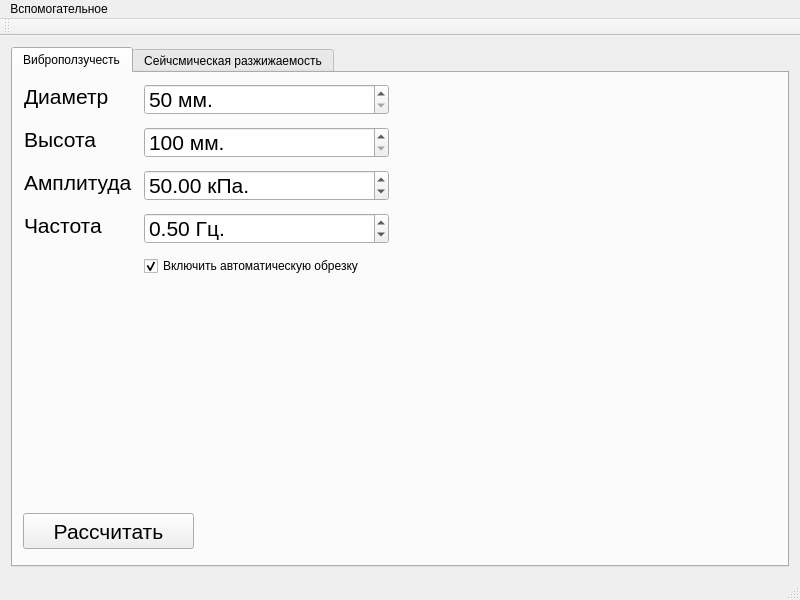
Above: mainwindow.ui from geodryaev/LigaVibroLab before the change. Below: the same form after it.
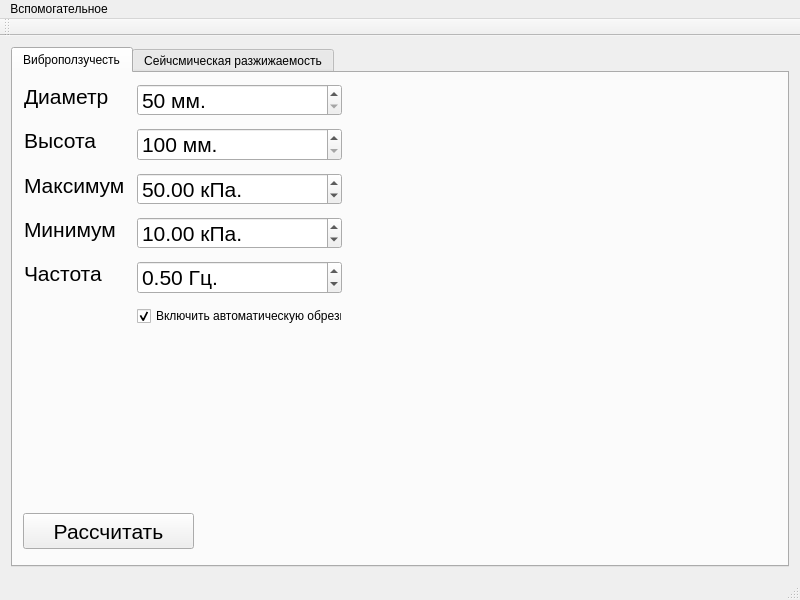
That is the form after the change. The open tabs and pages were chosen to show the change. Icons and pictures are not drawn.

The edit to the form file:
```diff
--- a/mainwindow.ui
+++ b/mainwindow.ui
@@ -57,8 +57,8 @@
          <rect>
           <x>0</x>
           <y>0</y>
-          <width>387</width>
-          <height>214</height>
+          <width>340</width>
+          <height>264</height>
          </rect>
         </property>
         <layout class="QFormLayout" name="formLayout">
@@ -166,20 +166,7 @@
             </font>
            </property>
            <property name="text">
-            <string>Амплитуда</string>
-           </property>
-          </widget>
-         </item>
-         <item row="4" column="1">
-          <widget class="QCheckBox" name="checkBox">
-           <property name="text">
-            <string>Включить автоматическую обрезку</string>
-           </property>
-           <property name="checked">
-            <bool>true</bool>
-           </property>
-           <property name="tristate">
-            <bool>false</bool>
+            <string>Максимум</string>
            </property>
           </widget>
          </item>
@@ -202,7 +189,7 @@
           </widget>
          </item>
          <item row="3" column="0">
-          <widget class="QLabel" name="label_8">
+          <widget class="QLabel" name="label_14">
            <property name="sizePolicy">
             <sizepolicy hsizetype="Fixed" vsizetype="Fixed">
              <horstretch>0</horstretch>
@@ -215,11 +202,29 @@
             </font>
            </property>
            <property name="text">
-            <string>Частота</string>
+            <string>Минимум</string>
            </property>
           </widget>
          </item>
          <item row="3" column="1">
+          <widget class="QDoubleSpinBox" name="minAmpl">
+           <property name="font">
+            <font>
+             <pointsize>16</pointsize>
+            </font>
+           </property>
+           <property name="suffix">
+            <string> кПа.</string>
+           </property>
+           <property name="maximum">
+            <double>1000.000000000000000</double>
+           </property>
+           <property name="value">
+            <double>10.000000000000000</double>
+           </property>
+          </widget>
+         </item>
+         <item row="4" column="1">
           <widget class="QDoubleSpinBox" name="frquency">
            <property name="font">
             <font>
@@ -240,6 +245,37 @@
            </property>
           </widget>
          </item>
+         <item row="4" column="0">
+          <widget class="QLabel" name="label_8">
+           <property name="sizePolicy">
+            <sizepolicy hsizetype="Fixed" vsizetype="Fixed">
+             <horstretch>0</horstretch>
+             <verstretch>0</verstretch>
+            </sizepolicy>
+           </property>
+           <property name="font">
+            <font>
+             <pointsize>16</pointsize>
+            </font>
+           </property>
+           <property name="text">
+            <string>Частота</string>
+           </property>
+          </widget>
+         </item>
+         <item row="5" column="1">
+          <widget class="QCheckBox" name="checkBox">
+           <property name="text">
+            <string>Включить автоматическую обрезку</string>
+           </property>
+           <property name="checked">
+            <bool>true</bool>
+           </property>
+           <property name="tristate">
+            <bool>false</bool>
+           </property>
+          </widget>
+         </item>
         </layout>
        </widget>
       </widget>
```
Left out of the diff: 78 changed lines with no effect on the pictures.
